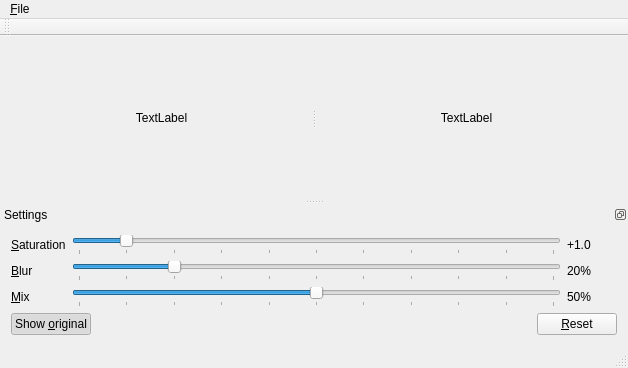
The window that tonemap_gui/mainwindow.ui (nagyistoce/imaginable) describes before a commit, drawn with Qt 5.
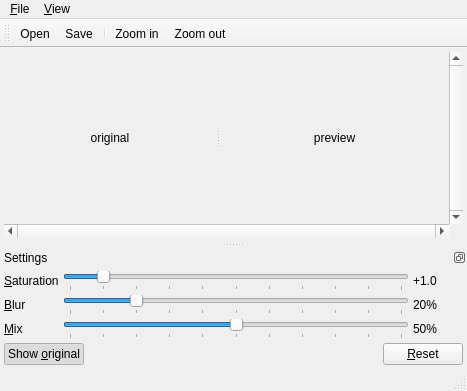
The same window after the commit. Icons and pictures are not drawn.

Commit message: better design added icons

```diff
--- a/tonemap_gui/mainwindow.ui
+++ b/tonemap_gui/mainwindow.ui
@@ -6,8 +6,8 @@
    <rect>
     <x>0</x>
     <y>0</y>
-    <width>628</width>
-    <height>368</height>
+    <width>467</width>
+    <height>391</height>
    </rect>
   </property>
   <property name="windowTitle">
@@ -15,30 +15,68 @@
   </property>
   <widget class="QWidget" name="centralWidget">
    <layout class="QVBoxLayout" name="verticalLayout">
+    <property name="spacing">
+     <number>0</number>
+    </property>
+    <property name="margin">
+     <number>4</number>
+    </property>
     <item>
-     <widget class="QSplitter" name="splitter">
-      <property name="orientation">
-       <enum>Qt::Horizontal</enum>
-      </property>
-      <property name="childrenCollapsible">
-       <bool>false</bool>
-      </property>
-      <widget class="QLabel" name="original">
-       <property name="text">
-        <string>TextLabel</string>
+     <widget class="QWidget" name="widget" native="true">
+      <layout class="QGridLayout" name="gridLayout" rowstretch="1,0" columnstretch="1,0">
+       <property name="margin">
+        <number>0</number>
        </property>
-       <property name="alignment">
-        <set>Qt::AlignCenter</set>
+       <property name="spacing">
+        <number>0</number>
        </property>
-      </widget>
-      <widget class="QLabel" name="preview">
-       <property name="text">
-        <string>TextLabel</string>
-       </property>
-       <property name="alignment">
-        <set>Qt::AlignCenter</set>
-       </property>
-      </widget>
+       <item row="1" column="0">
+        <widget class="QScrollBar" name="horizontalScrollBar">
+         <property name="maximum">
+          <number>0</number>
+         </property>
+         <property name="orientation">
+          <enum>Qt::Horizontal</enum>
+         </property>
+        </widget>
+       </item>
+       <item row="0" column="0">
+        <widget class="QSplitter" name="splitter">
+         <property name="orientation">
+          <enum>Qt::Horizontal</enum>
+         </property>
+         <property name="childrenCollapsible">
+          <bool>false</bool>
+         </property>
+         <widget class="QLabel" name="original">
+          <property name="text">
+           <string>original</string>
+          </property>
+          <property name="alignment">
+           <set>Qt::AlignCenter</set>
+          </property>
+         </widget>
+         <widget class="QLabel" name="preview">
+          <property name="text">
+           <string>preview</string>
+          </property>
+          <property name="alignment">
+           <set>Qt::AlignCenter</set>
+          </property>
+         </widget>
+        </widget>
+       </item>
+       <item row="0" column="1">
+        <widget class="QScrollBar" name="verticalScrollBar">
+         <property name="maximum">
+          <number>0</number>
+         </property>
+         <property name="orientation">
+          <enum>Qt::Vertical</enum>
+         </property>
+        </widget>
+       </item>
+      </layout>
      </widget>
     </item>
    </layout>
@@ -48,7 +86,7 @@
     <rect>
      <x>0</x>
      <y>0</y>
-     <width>628</width>
+     <width>467</width>
      <height>19</height>
     </rect>
    </property>
@@ -61,7 +99,17 @@
     <addaction name="separator"/>
     <addaction name="action_Quit"/>
    </widget>
+   <widget class="QMenu" name="menu_View">
+    <property name="title">
+     <string>&amp;View</string>
+    </property>
+    <addaction name="actionShow_original"/>
+    <addaction name="separator"/>
+    <addaction name="actionZoom_in"/>
+    <addaction name="actionZoom_out"/>
+   </widget>
    <addaction name="menu_File"/>
+   <addaction name="menu_View"/>
   </widget>
   <widget class="QToolBar" name="mainToolBar">
    <property name="windowTitle">
@@ -73,6 +121,11 @@
    <attribute name="toolBarBreak">
     <bool>false</bool>
    </attribute>
+   <addaction name="action_Open"/>
+   <addaction name="action_Save"/>
+   <addaction name="separator"/>
+   <addaction name="actionZoom_in"/>
+   <addaction name="actionZoom_out"/>
   </widget>
   <widget class="QStatusBar" name="status_bar"/>
   <widget class="QDockWidget" name="dockWidget">
@@ -87,8 +140,20 @@
    </attribute>
    <widget class="QWidget" name="dockWidgetContents">
     <layout class="QVBoxLayout" name="verticalLayout_2" stretch="0,0,1">
+     <property name="spacing">
+      <number>4</number>
+     </property>
+     <property name="margin">
+      <number>4</number>
+     </property>
      <item>
       <layout class="QGridLayout" name="_3">
+       <property name="margin">
+        <number>0</number>
+       </property>
+       <property name="spacing">
+        <number>4</number>
+       </property>
        <item row="0" column="0">
         <widget class="QLabel" name="label_saturation">
          <property name="text">
@@ -237,6 +302,12 @@
      </item>
      <item>
       <layout class="QHBoxLayout" name="_2">
+       <property name="spacing">
+        <number>0</number>
+       </property>
+       <property name="margin">
+        <number>0</number>
+       </property>
        <item>
         <widget class="QPushButton" name="show_original">
          <property name="text">
@@ -312,6 +383,52 @@
     <string>Ctrl+Q</string>
    </property>
   </action>
+  <action name="actionZoom_in">
+   <property name="icon">
+    <iconset resource="tonemap_gui.qrc">
+     <normaloff>:/zoom/in</normaloff>:/zoom/in</iconset>
+   </property>
+   <property name="text">
+    <string>Zoom &amp;in</string>
+   </property>
+   <property name="shortcut">
+    <string>Ctrl++</string>
+   </property>
+  </action>
+  <action name="actionZoom_out">
+   <property name="icon">
+    <iconset resource="tonemap_gui.qrc">
+     <normaloff>:/zoom/out</normaloff>:/zoom/out</iconset>
+   </property>
+   <property name="text">
+    <string>Zoom &amp;out</string>
+   </property>
+   <property name="shortcut">
+    <string>Ctrl+-</string>
+   </property>
+  </action>
+  <action name="actionShow_original">
+   <property name="checkable">
+    <bool>true</bool>
+   </property>
+   <property name="checked">
+    <bool>true</bool>
+   </property>
+   <property name="text">
+    <string>S&amp;how original</string>
+   </property>
+   <property name="shortcut">
+    <string>Ctrl+H</string>
+   </property>
+  </action>
+  <action name="actionZoom_in2">
+   <property name="text">
+    <string>Zoom in</string>
+   </property>
+   <property name="shortcut">
+    <string>Ctrl+=</string>
+   </property>
+  </action>
  </widget>
  <layoutdefault spacing="6" margin="11"/>
  <resources/>
```
Left out of the diff: 77 changed lines with no effect on the pictures. The commit also changes 7 other files.
